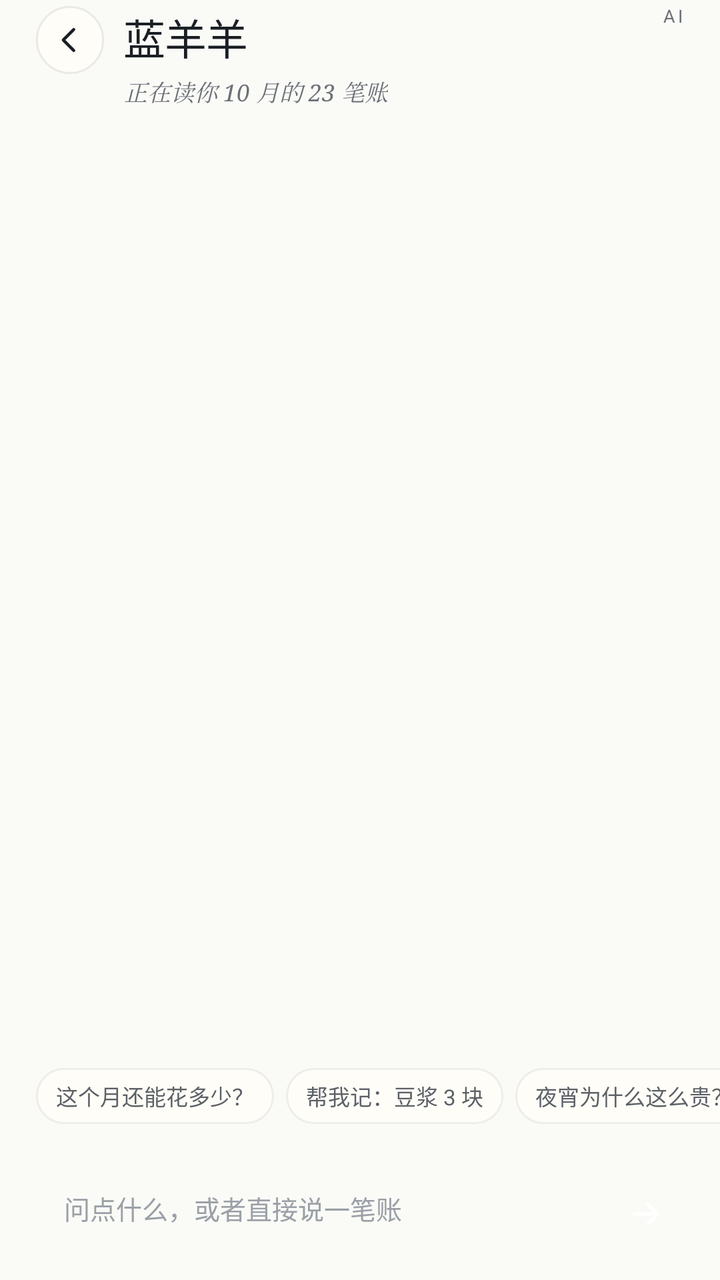
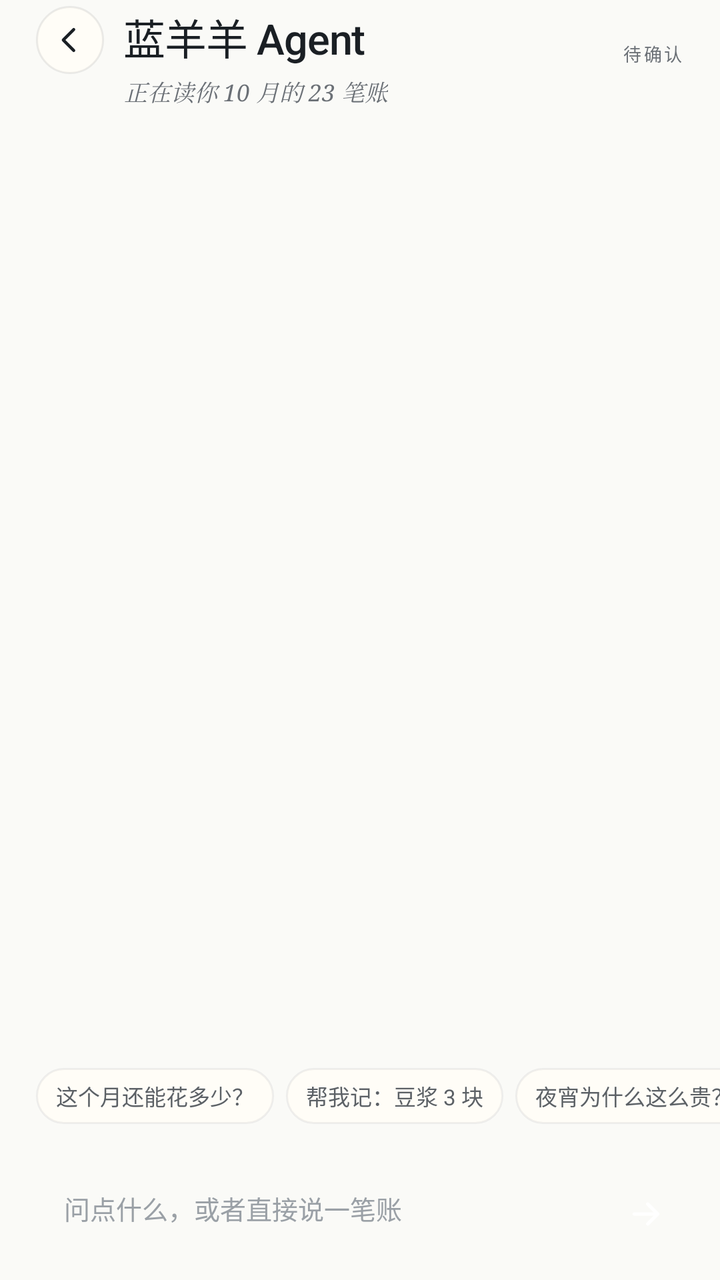

Two renders of the same Android screen: before a commit and after it. Below are the layout's source before the change and the commit's diff.
<!-- AndroidManifest.xml: application theme Theme.Wool -->
<!-- res/layout/activity_chat.xml -->
<?xml version="1.0" encoding="utf-8"?>
<FrameLayout xmlns:android="http://schemas.android.com/apk/res/android"
    android:id="@+id/chat_frame"
    android:layout_width="match_parent"
    android:layout_height="match_parent"
    android:background="@color/paper">

    <LinearLayout
        android:layout_width="match_parent"
        android:layout_height="match_parent"
        android:orientation="vertical">

        
        <LinearLayout
            android:layout_width="match_parent"
            android:layout_height="wrap_content"
            android:gravity="top"
            android:minHeight="56dp"
            android:orientation="horizontal"
            android:paddingStart="@dimen/page"
            android:paddingTop="3dp"
            android:paddingEnd="@dimen/page"
            android:paddingBottom="2dp">

            <ImageView
            android:id="@+id/chat_back"
            android:layout_width="34dp"
            android:layout_height="34dp"
            android:background="@drawable/bg_round_white"
            android:contentDescription="返回"
            android:padding="8dp"
            android:src="@drawable/ic_back" />

            <LinearLayout
                android:layout_width="0dp"
                android:layout_height="wrap_content"
                android:layout_marginStart="10dp"
                android:layout_weight="1"
                android:orientation="vertical">

                <TextView
                    style="@style/Text.Title"
                    android:layout_width="wrap_content"
                    android:layout_height="wrap_content"
                    android:text="蓝羊羊" />

                <TextView
                    android:id="@+id/chat_sub"
                    style="@style/Text.Sub"
                    android:layout_width="wrap_content"
                    android:layout_height="wrap_content"
                    android:layout_marginTop="4dp"
                    android:text="正在读你 10 月的 23 笔账" />
            </LinearLayout>

            <TextView
                android:layout_width="wrap_content"
                android:layout_height="wrap_content"
                android:includeFontPadding="false"
                android:letterSpacing="0.14"
                android:text="AI"
                android:textColor="@color/ink3"
                android:textSize="9sp" />
        </LinearLayout>

        <androidx.recyclerview.widget.RecyclerView
            android:id="@+id/chat_log"
            android:layout_width="match_parent"
            android:layout_height="0dp"
            android:layout_weight="1"
            android:clipToPadding="false"
            android:overScrollMode="never"
            android:paddingStart="@dimen/page"
            android:paddingTop="14dp"
            android:paddingEnd="@dimen/page"
            android:paddingBottom="4dp"
            android:scrollbars="none" />

        
        <HorizontalScrollView
            android:layout_width="match_parent"
            android:layout_height="wrap_content"
            android:overScrollMode="never"
            android:scrollbars="none">

            <LinearLayout
                android:layout_width="wrap_content"
                android:layout_height="wrap_content"
                android:orientation="horizontal"
                android:paddingStart="@dimen/page"
                android:paddingTop="4dp"
                android:paddingEnd="@dimen/page"
                android:paddingBottom="10dp">

                <TextView
                    android:id="@+id/chat_sugg1"
                    android:layout_width="wrap_content"
                    android:layout_height="wrap_content"
                    android:background="@drawable/bg_pill_white"
                    android:clickable="true"
                    android:focusable="true"
                    android:includeFontPadding="false"
                    android:paddingStart="10dp"
                    android:paddingTop="6dp"
                    android:paddingEnd="10dp"
                    android:paddingBottom="6dp"
                    android:text="这个月还能花多少？"
                    android:textColor="@color/ink2"
                    android:textSize="11sp" />

                <TextView
                    android:id="@+id/chat_sugg2"
                    android:layout_width="wrap_content"
                    android:layout_height="wrap_content"
                    android:layout_marginStart="6dp"
                    android:background="@drawable/bg_pill_white"
                    android:clickable="true"
                    android:focusable="true"
                    android:includeFontPadding="false"
                    android:paddingStart="10dp"
                    android:paddingTop="6dp"
                    android:paddingEnd="10dp"
                    android:paddingBottom="6dp"
                    android:text="帮我记：豆浆 3 块"
                    android:textColor="@color/ink2"
                    android:textSize="11sp" />

                <TextView
                    android:id="@+id/chat_sugg3"
                    android:layout_width="wrap_content"
                    android:layout_height="wrap_content"
                    android:layout_marginStart="6dp"
                    android:background="@drawable/bg_pill_white"
                    android:clickable="true"
                    android:focusable="true"
                    android:includeFontPadding="false"
                    android:paddingStart="10dp"
                    android:paddingTop="6dp"
                    android:paddingEnd="10dp"
                    android:paddingBottom="6dp"
                    android:text="夜宵为什么这么贵？"
                    android:textColor="@color/ink2"
                    android:textSize="11sp" />
            </LinearLayout>
        </HorizontalScrollView>

        
        <LinearLayout
            android:layout_width="match_parent"
            android:layout_height="wrap_content"
            android:gravity="bottom"
            android:orientation="horizontal"
            android:paddingStart="@dimen/page"
            android:paddingTop="10dp"
            android:paddingEnd="@dimen/page"
            android:paddingBottom="14dp">

            <LinearLayout
                android:id="@+id/chat_box"
                android:layout_width="0dp"
                android:layout_height="wrap_content"
                android:layout_weight="1"
                android:gravity="center_vertical"
                android:minHeight="44dp"
                android:orientation="horizontal"
                android:paddingStart="14dp"
                android:paddingTop="9dp"
                android:paddingEnd="14dp"
                android:paddingBottom="9dp">

                <EditText
                    android:id="@+id/chat_input"
                    android:layout_width="0dp"
                    android:layout_height="wrap_content"
                    android:layout_weight="1"
                    android:background="@null"
                    android:hint="@string/chat_hint"
                    android:imeOptions="actionSend"
                    android:includeFontPadding="false"
                    android:inputType="text"
                    android:maxLines="3"
                    android:padding="0dp"
                    android:textColor="@color/ink"
                    android:textColorHint="@color/ink4"
                    android:textSize="13sp" />
            </LinearLayout>

            <ImageView
                android:id="@+id/chat_send"
                android:layout_width="38dp"
                android:layout_height="38dp"
                android:layout_marginStart="8dp"
                android:clickable="true"
                android:contentDescription="发送"
                android:focusable="true"
                android:padding="9dp"
                android:src="@drawable/ic_arrow"
                android:tint="#FFFFFF" />
        </LinearLayout>
    </LinearLayout>
</FrameLayout>
<!-- resources referenced by this layout -->
<resources>
  <color name="ink">#1A1F24</color>
  <color name="ink2">#5C6166</color>
  <color name="ink3">#6B7076</color>
  <color name="ink4">#9AA0A6</color>
  <color name="paper">#FAFAF7</color>
  <dimen name="page">18dp</dimen>
  <!-- drawable bg_pill_white (drawable) -->
  <?xml version="1.0" encoding="utf-8"?>
  <shape xmlns:android="http://schemas.android.com/apk/res/android">
      <solid android:color="@color/paper_card" />
      <corners android:radius="20dp" />
      <stroke android:width="1dp" android:color="#0F1A1F24" />
  </shape>
  <!-- drawable bg_round_white (drawable) -->
  <?xml version="1.0" encoding="utf-8"?>
  <shape xmlns:android="http://schemas.android.com/apk/res/android" android:shape="oval">
      <solid android:color="@color/paper_card" />
      <stroke android:width="1dp" android:color="#141A1F24" />
  </shape>
  <!-- drawable ic_arrow (drawable) -->
  <?xml version="1.0" encoding="utf-8"?>
  <vector xmlns:android="http://schemas.android.com/apk/res/android"
      android:width="24dp" android:height="24dp"
      android:viewportWidth="24" android:viewportHeight="24">
      <path
          android:fillColor="#00000000"
          android:strokeColor="#1A1F24"
          android:strokeWidth="2"
          android:strokeLineCap="round"
          android:strokeLineJoin="round"
          android:pathData="M5,12 L19,12 M13,6 L19,12 L13,18" />
  </vector>
  <!-- drawable ic_back (drawable) -->
  <?xml version="1.0" encoding="utf-8"?>
  <vector xmlns:android="http://schemas.android.com/apk/res/android"
      android:width="24dp" android:height="24dp"
      android:viewportWidth="24" android:viewportHeight="24">
      <path
          android:fillColor="#00000000"
          android:strokeColor="#1A1F24"
          android:strokeWidth="2"
          android:strokeLineCap="round"
          android:strokeLineJoin="round"
          android:pathData="M14.5,5 L7.5,12 L14.5,19" />
  </vector>
  <string name="chat_hint">问点什么，或者直接说一笔账</string>
  <style name="Text.Sub" parent="">
          <item name="android:textSize">11.5sp</item>
          <item name="android:textColor">@color/ink3</item>
          <item name="android:fontFamily">serif</item>
          <item name="android:textStyle">italic</item>
          <item name="android:includeFontPadding">false</item>
      </style>
  <style name="Text.Title" parent="">
          <item name="android:textSize">21sp</item>
          <item name="android:textColor">@color/ink</item>
          <item name="android:fontFamily">sans-serif-medium</item>
          <item name="android:includeFontPadding">false</item>
          <item name="android:letterSpacing">-0.02</item>
      </style>
  <style name="Theme.Wool" parent="Theme.AppCompat.Light.NoActionBar">
          <item name="android:windowAnimationStyle">@style/WoolWindowAnimation</item>
          <item name="android:textViewStyle">@style/WoolTextBase</item>
          <item name="android:windowBackground">@color/paper</item>
          <item name="android:statusBarColor">@color/paper</item>
          <item name="android:navigationBarColor">@color/paper</item>
          <item name="android:windowLightStatusBar">true</item>
          <item name="colorAccent">@color/blue2</item>
          <item name="android:textColorPrimary">@color/ink</item>
          <item name="android:textColorSecondary">@color/ink2</item>
      </style>
  <color name="paper_card">#FFFDF7</color>
  <style name="WoolWindowAnimation" parent="@android:style/Animation.Activity">
          <item name="android:activityOpenEnterAnimation">@android:anim/fade_in</item>
          <item name="android:activityOpenExitAnimation">@android:anim/fade_out</item>
          <item name="android:activityCloseEnterAnimation">@android:anim/fade_in</item>
          <item name="android:activityCloseExitAnimation">@android:anim/fade_out</item>
      </style>
  <style name="WoolTextBase" parent="android:Widget.TextView">
          <item name="android:fontFamily">sans-serif</item>
      </style>
  <color name="blue2">#5FA8E8</color>
</resources>

<!-- the commit's change to res/layout/activity_chat.xml (unified diff, before → after) -->
@@ -1,5 +1,5 @@
 <?xml version="1.0" encoding="utf-8"?>
-<FrameLayout xmlns:android="http://schemas.android.com/apk/res/android"
+<FrameLayout xmlns:android="http://schemas.android.com/apk/res/android" xmlns:app="http://schemas.android.com/apk/res-auto"
     android:id="@+id/chat_frame"
     android:layout_width="match_parent"
     android:layout_height="match_parent"
@@ -42,7 +42,7 @@
                     style="@style/Text.Title"
                     android:layout_width="wrap_content"
                     android:layout_height="wrap_content"
-                    android:text="蓝羊羊" />
+                    android:text="蓝羊羊 Agent" />
 
                 <TextView
                     android:id="@+id/chat_sub"
@@ -58,7 +58,10 @@
                 android:layout_height="wrap_content"
                 android:includeFontPadding="false"
                 android:letterSpacing="0.14"
-                android:text="AI"
+                android:id="@+id/chat_inbox"
+                android:minHeight="48dp"
+                android:gravity="center"
+                android:text="待确认"
                 android:textColor="@color/ink3"
                 android:textSize="9sp" />
         </LinearLayout>
@@ -195,7 +198,7 @@
                 android:focusable="true"
                 android:padding="9dp"
                 android:src="@drawable/ic_arrow"
-                android:tint="#FFFFFF" />
+                app:tint="#FFFFFF" />
         </LinearLayout>
     </LinearLayout>
 </FrameLayout>
